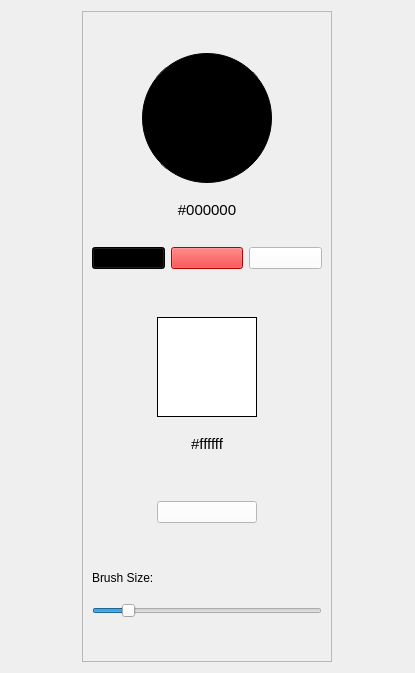
Before: the Qt Designer form UI/settings.ui in Fliishy/Qt_Animation_Creator, drawn with Qt 5.
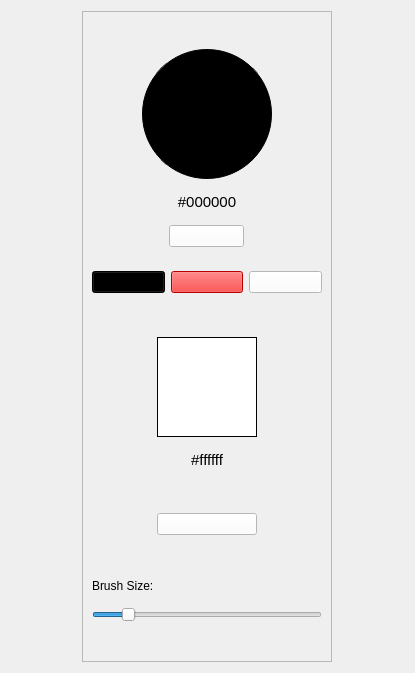
After: the same form once the commit is applied.

Commit message: Added a brush button to allow the user to switch back to the brush if they click one of the other buttons

The edit to the form file:
```diff
--- a/UI/settings.ui
+++ b/UI/settings.ui
@@ -110,6 +110,30 @@
         </property>
        </widget>
       </item>
+      <item alignment="Qt::AlignHCenter">
+       <widget class="QPushButton" name="pb_brush">
+        <property name="sizePolicy">
+         <sizepolicy hsizetype="Fixed" vsizetype="Fixed">
+          <horstretch>0</horstretch>
+          <verstretch>0</verstretch>
+         </sizepolicy>
+        </property>
+        <property name="minimumSize">
+         <size>
+          <width>75</width>
+          <height>0</height>
+         </size>
+        </property>
+        <property name="styleSheet">
+         <string notr="true">QPushButton {
+	background-color: #ffffff;
+}</string>
+        </property>
+        <property name="text">
+         <string/>
+        </property>
+       </widget>
+      </item>
       <item>
        <layout class="QHBoxLayout" name="h_layout_color_buttons" stretch="0,0,0">
         <property name="sizeConstraint">
```
Left out of the diff: 1 changed line with no effect on the pictures. The commit also changes 3 other files.
